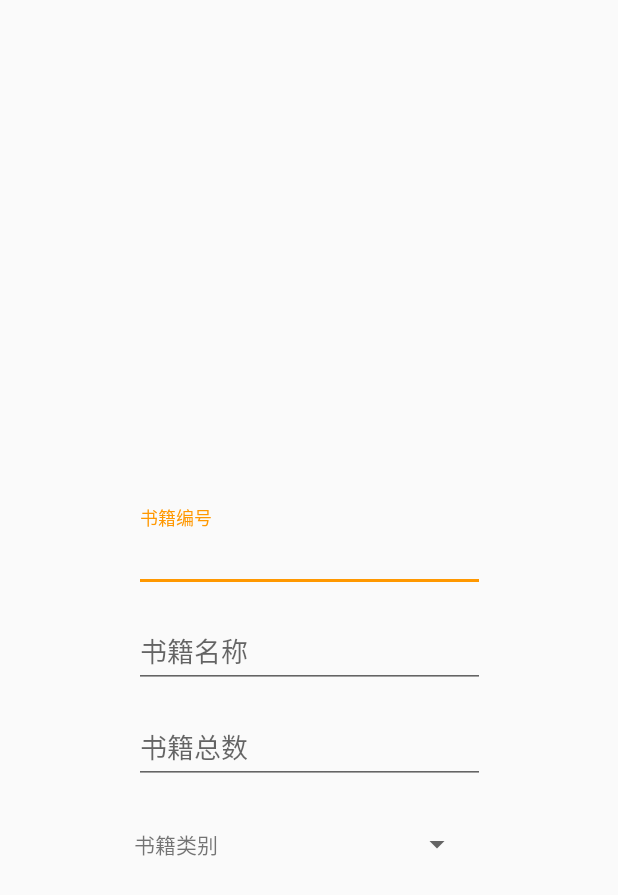
After one commit to Ericwyn/LibraryMS, an Android app: the layout add_book_dialog.xml on its own in the app's theme, with its tools: preview values and no code run, on a phone screen of 412 x 824 dp. The commit adds this screen. Shown: the top 895 px of the screen. Run offline under Robolectric (Android 15) with nearby library versions, the phone set to English and light mode, and no system bars.

Commit message:
完成FAB的三个增加按键添加了数据增加的Dialog，三个Dialog分别封装成不同的类，以供给直接调用，修复了SQLite数据库实例开启后没有关闭的错误

```diff
--- /dev/null
+++ b/managerApp/src/main/res/layout/add_book_dialog.xml
@@ -0,0 +1,113 @@
+<?xml version="1.0" encoding="utf-8"?>
+<android.support.constraint.ConstraintLayout xmlns:android="http://schemas.android.com/apk/res/android"
+                                             xmlns:app="http://schemas.android.com/apk/res-auto"
+                                             xmlns:tools="http://schemas.android.com/tools"
+                                             android:layout_width="match_parent"
+                                             android:layout_height="match_parent"
+                                             android:orientation="vertical"
+    android:id="@+id/reader_dialog_datebaseManager">
+    <android.support.design.widget.TextInputLayout
+        android:id="@+id/textInputLayout_bookId_addBookDialog"
+        android:layout_width="234dp"
+        android:layout_height="wrap_content"
+        android:layout_marginBottom="8dp"
+        app:layout_constraintBottom_toTopOf="@+id/textInputLayout_bookName_addBookDialog"
+        app:layout_constraintTop_toTopOf="parent"
+        android:layout_marginTop="8dp"
+        android:layout_marginLeft="8dp"
+        app:layout_constraintLeft_toLeftOf="parent"
+        android:layout_marginRight="8dp"
+        app:layout_constraintRight_toRightOf="parent"
+        app:layout_constraintVertical_bias="1.0">
+
+        <EditText
+            android:layout_width="match_parent"
+            android:layout_height="wrap_content"
+            android:hint="书籍编号"
+            android:inputType="none"/>
+    </android.support.design.widget.TextInputLayout>
+
+    <android.support.constraint.ConstraintLayout
+        android:layout_width="234dp"
+        android:layout_height="45dp"
+        android:layout_marginTop="8dp"
+        app:layout_constraintTop_toBottomOf="@+id/textInputLayout_bookAllNum_addBookDialog"
+        app:layout_constraintBottom_toBottomOf="parent"
+        android:layout_marginBottom="8dp"
+        android:layout_marginLeft="8dp"
+        app:layout_constraintLeft_toLeftOf="parent"
+        android:layout_marginRight="8dp"
+        app:layout_constraintRight_toRightOf="parent"
+        app:layout_constraintVertical_bias="0.04000002">
+
+        <Spinner
+            android:id="@+id/spinner_sortId_addBookDialog"
+            android:layout_width="165dp"
+            android:layout_height="27dp"
+            android:layout_marginRight="8dp"
+            app:layout_constraintRight_toRightOf="parent"
+            android:layout_marginLeft="8dp"
+            app:layout_constraintLeft_toLeftOf="parent"
+            app:layout_constraintHorizontal_bias="1.0"
+            app:layout_constraintTop_toTopOf="parent"
+            android:layout_marginTop="8dp"
+            app:layout_constraintBottom_toBottomOf="parent"
+            android:layout_marginBottom="8dp"
+            tools:layout_editor_absoluteX="61dp"
+            app:layout_constraintVertical_bias="0.6"/>
+
+        <TextView
+            android:id="@+id/textView2"
+            android:layout_width="wrap_content"
+            android:layout_height="wrap_content"
+            android:text="TextView"
+            app:layout_constraintBottom_toBottomOf="parent"
+            app:layout_constraintHorizontal_bias="0.0"
+            app:layout_constraintLeft_toLeftOf="parent"
+            app:layout_constraintRight_toRightOf="parent"
+            app:layout_constraintTop_toTopOf="parent"
+            tools:text="书籍类别"/>
+    </android.support.constraint.ConstraintLayout>
+
+    <android.support.design.widget.TextInputLayout
+        android:id="@+id/textInputLayout_bookName_addBookDialog"
+        android:layout_width="234dp"
+        android:layout_height="wrap_content"
+        android:layout_marginBottom="8dp"
+        app:layout_constraintBottom_toTopOf="@+id/textInputLayout_bookAllNum_addBookDialog"
+        android:layout_marginLeft="8dp"
+        app:layout_constraintLeft_toLeftOf="parent"
+        android:layout_marginRight="8dp"
+        app:layout_constraintRight_toRightOf="parent"
+        app:layout_constraintTop_toTopOf="parent"
+        android:layout_marginTop="8dp"
+        app:layout_constraintVertical_bias="1.0">
+
+        <EditText
+
+            android:layout_width="match_parent"
+            android:layout_height="wrap_content"
+            android:hint="书籍名称"/>
+    </android.support.design.widget.TextInputLayout>
+
+    <android.support.design.widget.TextInputLayout
+        android:layout_width="234dp"
+        android:layout_height="wrap_content"
+        android:layout_marginLeft="8dp"
+        app:layout_constraintLeft_toLeftOf="parent"
+        android:layout_marginRight="8dp"
+        app:layout_constraintRight_toRightOf="parent"
+        android:id="@+id/textInputLayout_bookAllNum_addBookDialog"
+        app:layout_constraintBottom_toBottomOf="parent"
+        android:layout_marginBottom="8dp"
+        app:layout_constraintTop_toTopOf="parent"
+        android:layout_marginTop="8dp"
+        app:layout_constraintVertical_bias="0.61">
+
+        <EditText
+            android:layout_width="match_parent"
+            android:layout_height="wrap_content"
+            android:hint="书籍总数"/>
+    </android.support.design.widget.TextInputLayout>
+
+</android.support.constraint.ConstraintLayout>
```
Also changed, not shown: managerApp/src/main/java/com/ericwyn/libraryms/AddReaderDialog.java (deleted, +0 -33 lines), managerApp/src/main/java/com/ericwyn/libraryms/BaseDataManagerFragment.java (+21 -49 lines), managerApp/src/main/java/com/ericwyn/libraryms/addDialog/AddBookDialogBuilder.java (added, +117 -0 lines), managerApp/src/main/java/com/ericwyn/libraryms/addDialog/AddReaderDialogBuilder.java (added, +85 -0 lines), managerApp/src/main/java/com/ericwyn/libraryms/addDialog/AddsortDialogBuilder.java (added, +80 -0 lines), managerApp/src/main/java/com/ericwyn/libraryms/dbUtil/dbHelper/BookDBHelper.java (+16 -0 lines), managerApp/src/main/java/com/ericwyn/libraryms/dbUtil/dbHelper/BorrowDBHelper.java (+8 -0 lines), managerApp/src/main/java/com/ericwyn/libraryms/dbUtil/dbHelper/ReaderDBHelper.java (+5 -3 lines), managerApp/src/main/java/com/ericwyn/libraryms/dbUtil/dbHelper/SortDBHelper.java (+57 -4 lines), managerApp/src/main/res/layout/add_reader_dialog.xml (+6 -3 lines), managerApp/src/main/res/layout/add_sort_dialog.xml (added, +56 -0 lines).
